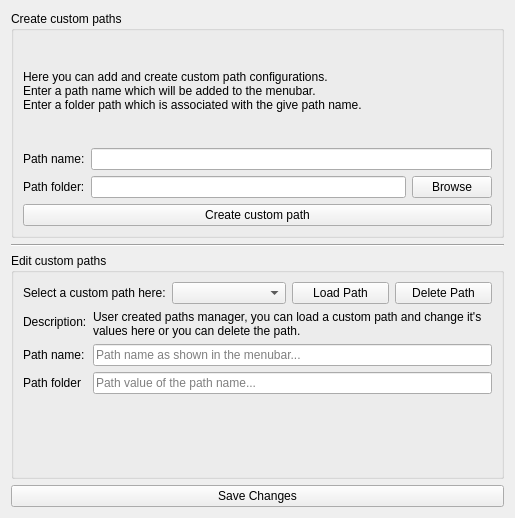
zaricj/XMLuvation, file src/ui/widgets/CustomPathsManager.ui: the form before one commit.
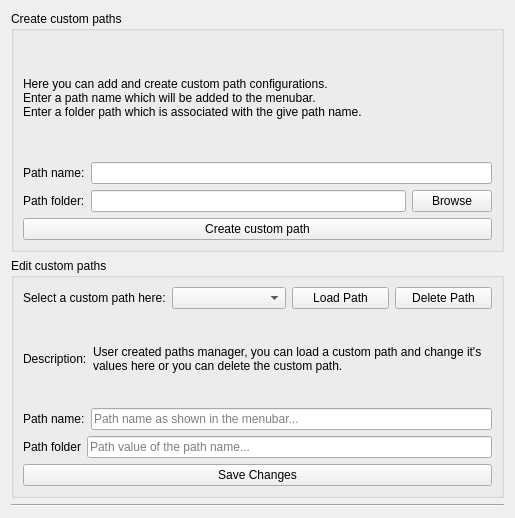
The form after the commit. Icons and pictures are not drawn.

The edit to the form file:
```diff
--- a/src/ui/widgets/CustomPathsManager.ui
+++ b/src/ui/widgets/CustomPathsManager.ui
@@ -22,7 +22,15 @@
   </property>
   <layout class="QVBoxLayout" name="verticalLayout_2">
    <item>
+    <layout class="QVBoxLayout" name="verticalLayout_4">
+     <item>
     <widget class="QGroupBox" name="groupBox">
+       <property name="sizePolicy">
+        <sizepolicy hsizetype="Preferred" vsizetype="Preferred">
+         <horstretch>0</horstretch>
+         <verstretch>0</verstretch>
+        </sizepolicy>
+       </property>
      <property name="title">
       <string>Create custom paths</string>
      </property>
@@ -84,15 +92,14 @@
      </layout>
     </widget>
    </item>
-   <item>
-    <widget class="Line" name="line">
-     <property name="orientation">
-      <enum>Qt::Orientation::Horizontal</enum>
-     </property>
-    </widget>
-   </item>
    <item>
     <widget class="QGroupBox" name="groupBox_2">
+       <property name="sizePolicy">
+        <sizepolicy hsizetype="Preferred" vsizetype="Preferred">
+         <horstretch>0</horstretch>
+         <verstretch>0</verstretch>
+        </sizepolicy>
+       </property>
      <property name="title">
       <string>Edit custom paths</string>
      </property>
@@ -151,42 +158,8 @@
        </layout>
       </item>
       <item>
-       <layout class="QFormLayout" name="form_layout_main">
-        <property name="horizontalSpacing">
-         <number>6</number>
-        </property>
-        <property name="topMargin">
-         <number>0</number>
-        </property>
-        <item row="2" column="0">
-         <widget class="QLabel" name="label_path_name">
-          <property name="text">
-           <string>Path name:</string>
-          </property>
-         </widget>
-        </item>
-        <item row="2" column="1">
-         <widget class="QLineEdit" name="line_edit_path_name">
-          <property name="placeholderText">
-           <string>Path name as shown in the menubar...</string>
-          </property>
-         </widget>
-        </item>
-        <item row="3" column="0">
-         <widget class="QLabel" name="label_path_value">
-          <property name="text">
-           <string>Path folder</string>
-          </property>
-         </widget>
-        </item>
-        <item row="3" column="1">
-         <widget class="QLineEdit" name="line_edit_path_value">
-          <property name="placeholderText">
-           <string>Path value of the path name...</string>
-          </property>
-         </widget>
-        </item>
-        <item row="1" column="0">
+         <layout class="QHBoxLayout" name="horizontalLayout_3">
+          <item>
          <widget class="QLabel" name="label_desc">
           <property name="baseSize">
            <size>
@@ -199,10 +172,16 @@
           </property>
          </widget>
         </item>
-        <item row="1" column="1">
+          <item>
          <widget class="QLabel" name="label_text_desc">
+            <property name="sizePolicy">
+             <sizepolicy hsizetype="Expanding" vsizetype="Preferred">
+              <horstretch>0</horstretch>
+              <verstretch>0</verstretch>
+             </sizepolicy>
+            </property>
           <property name="text">
-           <string>User created paths manager, you can load a custom path and change it's values here or you can delete the path.</string>
+             <string>User created paths manager, you can load a custom path and change it's values here or you can delete the custom path.</string>
           </property>
           <property name="wordWrap">
            <bool>true</bool>
@@ -217,8 +196,41 @@
         </item>
        </layout>
       </item>
-     </layout>
-    </widget>
+        <item>
+         <layout class="QHBoxLayout" name="horizontalLayout_4">
+          <item>
+           <widget class="QLabel" name="label_path_name">
+            <property name="text">
+             <string>Path name:</string>
+            </property>
+           </widget>
+          </item>
+          <item>
+           <widget class="QLineEdit" name="line_edit_path_name">
+            <property name="placeholderText">
+             <string>Path name as shown in the menubar...</string>
+            </property>
+           </widget>
+          </item>
+         </layout>
+        </item>
+        <item>
+         <layout class="QHBoxLayout" name="horizontalLayout_5">
+          <item>
+           <widget class="QLabel" name="label_path_value">
+            <property name="text">
+             <string>Path folder</string>
+            </property>
+           </widget>
+          </item>
+          <item>
+           <widget class="QLineEdit" name="line_edit_path_value">
+            <property name="placeholderText">
+             <string>Path value of the path name...</string>
+            </property>
+           </widget>
+          </item>
+         </layout>
    </item>
    <item>
     <widget class="QPushButton" name="button_save_changes">
@@ -226,6 +238,18 @@
       <string>Save Changes</string>
      </property>
     </widget>
+        </item>
+       </layout>
+      </widget>
+     </item>
+     <item>
+      <widget class="Line" name="line">
+       <property name="orientation">
+        <enum>Qt::Orientation::Horizontal</enum>
+       </property>
+      </widget>
+     </item>
+    </layout>
    </item>
   </layout>
  </widget>
```
Left out of the diff: 6 changed lines with no effect on the pictures. Lines whose indentation alone changed are shown as unchanged.
